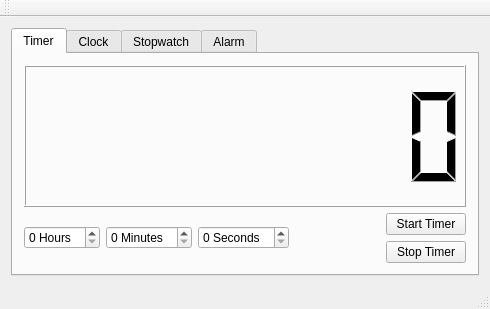
The window that mainwindow.ui (c-reeder/QtClockApp) describes before a commit, drawn with Qt 5.
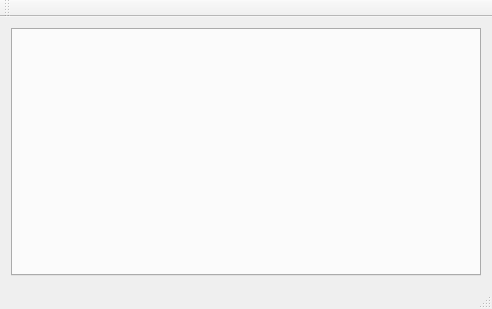
The same window after the commit.

Commit message: Cleaned up Timer a bit

Patch:
```diff
--- a/mainwindow.ui
+++ b/mainwindow.ui
@@ -6,7 +6,7 @@
    <rect>
     <x>0</x>
     <y>0</y>
-    <width>490</width>
+    <width>492</width>
     <height>309</height>
    </rect>
   </property>
@@ -20,100 +20,6 @@
       <property name="currentIndex">
        <number>0</number>
       </property>
-      <widget class="QWidget" name="tab_timer">
-       <attribute name="title">
-        <string>Timer</string>
-       </attribute>
-       <layout class="QVBoxLayout" name="verticalLayout_7">
-        <item>
-         <widget class="QLCDNumber" name="lcdNumber">
-          <property name="digitCount">
-           <number>8</number>
-          </property>
-          <property name="mode">
-           <enum>QLCDNumber::Hex</enum>
-          </property>
-          <property name="value" stdset="0">
-           <double>0.000000000000000</double>
-          </property>
-         </widget>
-        </item>
-        <item>
-         <layout class="QHBoxLayout" name="horizontalLayout_4">
-          <item>
-           <widget class="QSpinBox" name="spinBox_hours">
-            <property name="suffix">
-             <string> Hours</string>
-            </property>
-           </widget>
-          </item>
-          <item>
-           <widget class="QSpinBox" name="spinBox_minutes">
-            <property name="suffix">
-             <string> Minutes</string>
-            </property>
-           </widget>
-          </item>
-          <item>
-           <widget class="QSpinBox" name="spinBox_seconds">
-            <property name="suffix">
-             <string> Seconds</string>
-            </property>
-           </widget>
-          </item>
-          <item>
-           <spacer name="horizontalSpacer">
-            <property name="orientation">
-             <enum>Qt::Horizontal</enum>
-            </property>
-            <property name="sizeHint" stdset="0">
-             <size>
-              <width>40</width>
-              <height>20</height>
-             </size>
-            </property>
-           </spacer>
-          </item>
-          <item>
-           <layout class="QVBoxLayout" name="verticalLayout">
-            <item>
-             <widget class="QPushButton" name="pushButton_start">
-              <property name="text">
-               <string>Start Timer</string>
-              </property>
-             </widget>
-            </item>
-            <item>
-             <widget class="QPushButton" name="pushButton_stop">
-              <property name="text">
-               <string>Stop Timer</string>
-              </property>
-             </widget>
-            </item>
-           </layout>
-          </item>
-         </layout>
-        </item>
-       </layout>
-      </widget>
-      <widget class="QWidget" name="tab_clock">
-       <attribute name="title">
-        <string>Clock</string>
-       </attribute>
-       <layout class="QVBoxLayout" name="verticalLayout_5"/>
-      </widget>
-      <widget class="QWidget" name="tab_stopwatch">
-       <attribute name="title">
-        <string>Stopwatch</string>
-       </attribute>
-       <layout class="QVBoxLayout" name="verticalLayout_6"/>
-      </widget>
-      <widget class="QWidget" name="tab_alarm">
-       <attribute name="title">
-        <string>Alarm</string>
-       </attribute>
-       <layout class="QGridLayout" name="gridLayout_3"/>
-      </widget>
      </widget>
     </item>
    </layout>
```
Left out of the diff: 4 changed lines with no effect on the pictures. The commit also changes 6 other files.
